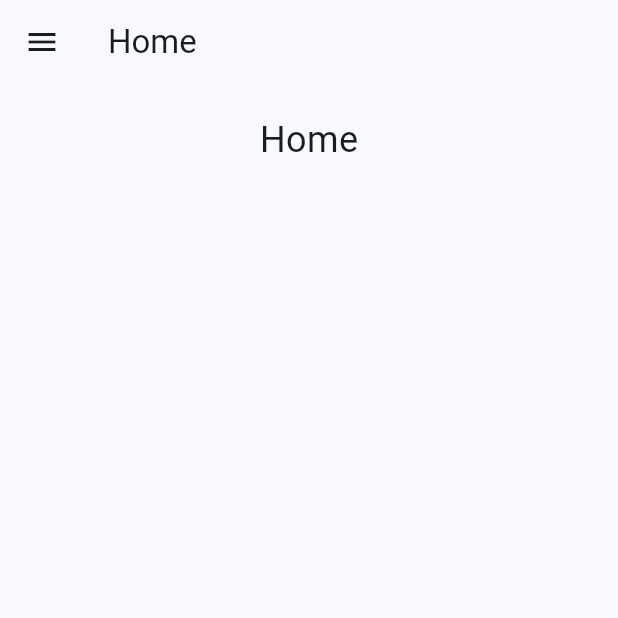
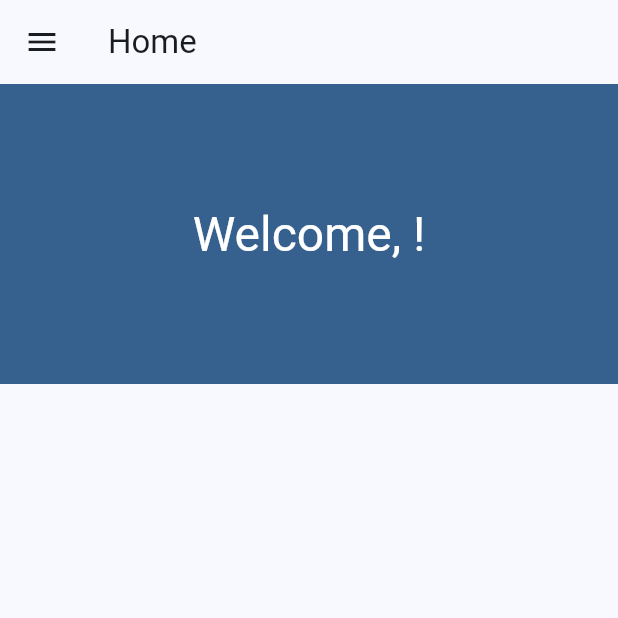
Before and after one commit to VFDNow/FBLA-Application, a Flutter app: the Home screen opened by its route, on a phone screen of 412 x 824 dp, the top half of it. Run offline on Flutter 3.47's test engine with Material 3 defaults, Android fonts, the phone set to English and light mode, and no system bars; our stand-ins replace cloud_firestore, firebase_auth, firebase_core; missing offline and left inert: firebase_ui_auth, firebase_ui_oauth_google; accounts and stored records are empty.

Commit message:
Continued work on Styling and User Info

```diff
--- a/lib/screens/home_screen.dart
+++ b/lib/screens/home_screen.dart
@@ -1,5 +1,6 @@
+import 'package:cloud_firestore/cloud_firestore.dart';
+import 'package:firebase_auth/firebase_auth.dart';
 import 'package:flutter/material.dart' hide NavigationDrawer;
-import 'package:fbla_application/utils/constants.dart';
 import 'package:fbla_application/widgets/nav-drawer.dart';
 
 class Home extends StatefulWidget {
@@ -12,22 +13,51 @@ class Home extends StatefulWidget {
 class _HomeState extends State<Home> {
   @override
   Widget build(BuildContext context) {
+    return StreamBuilder(
+        stream: FirebaseFirestore.instance
+            .collection('users')
+            .doc(FirebaseAuth.instance.currentUser?.uid)
+            .snapshots(),
+        builder: (context, snapshot) {
+          if (snapshot.connectionState == ConnectionState.waiting) {
+            return Drawer(child: Center(child: CircularProgressIndicator()));
+          }
+          if (!snapshot.hasData || snapshot.data == null) {
+            return Drawer(child: Center(child: Text('No data available')));
+          }
+
           return Scaffold(
             appBar: AppBar(
               title: const Text('Home'),
             ),
             body: SingleChildScrollView(
+              scrollDirection: Axis.vertical,
               child: Center(
                 child: Column(
                   children: <Widget>[
-              const SizedBox(height: 20),
-              const Text('Home', style: TextStyle(fontSize: 24)),
-              const SizedBox(height: 20),
+                    Container(
+                      // padding: const EdgeInsets.all(16),
+                      width: double.infinity,
+                      height: 200,
+                      color: Theme.of(context).colorScheme.primary,
+                      child: Center(
+                        child: Text(
+                          'Welcome, ${snapshot.data?['User First']}!',
+                          style: Theme.of(context)
+                              .textTheme
+                              .headlineLarge
+                              ?.copyWith(
+                                  color:
+                                      Theme.of(context).colorScheme.onPrimary),
+                        ),
+                      ),
+                    ),
                   ],
                 ),
               ),
             ),
             drawer: const NavigationDrawer(),
           );
+        });
   }
 }
--- a/lib/screens/profile_screen.dart
+++ b/lib/screens/profile_screen.dart
@@ -2,8 +2,9 @@ import 'dart:math';
 
 import 'package:cloud_firestore/cloud_firestore.dart';
 import 'package:fbla_application/utils/constants.dart';
+import 'package:fbla_application/widgets/nav-drawer.dart';
 import 'package:firebase_auth/firebase_auth.dart';
-import 'package:flutter/material.dart';
+import 'package:flutter/material.dart' hide NavigationDrawer;
 
 class ProfileScreen extends StatefulWidget {
   const ProfileScreen({super.key});
@@ -16,6 +17,7 @@ class _ProfileScreenState extends State<ProfileScreen> {
   @override
   Widget build(BuildContext context) {
     return Scaffold(
+      drawer: const NavigationDrawer(),
       appBar: AppBar(
         title: Text('Profile'),
       ),
```
Also changed, not shown: lib/utils/auth_screens.dart (+14 -13 lines), lib/utils/theme.dart (+7 -9 lines), lib/widgets/nav-drawer.dart (+41 -17 lines). Lines whose indentation alone changed are shown as unchanged.
